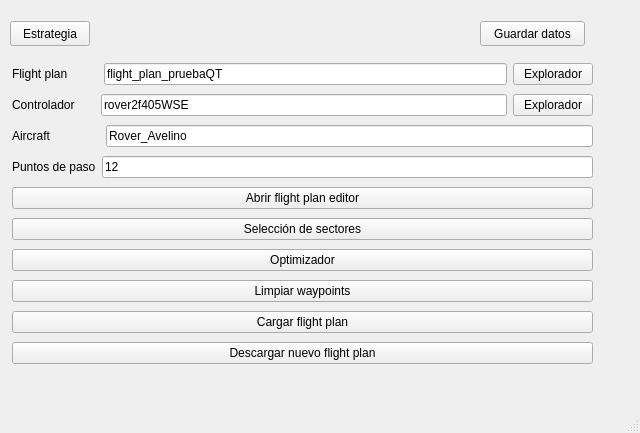
Qt form src/widgets/planificacionwindow.ui (UCM-237/PprzGCS) before a commit.
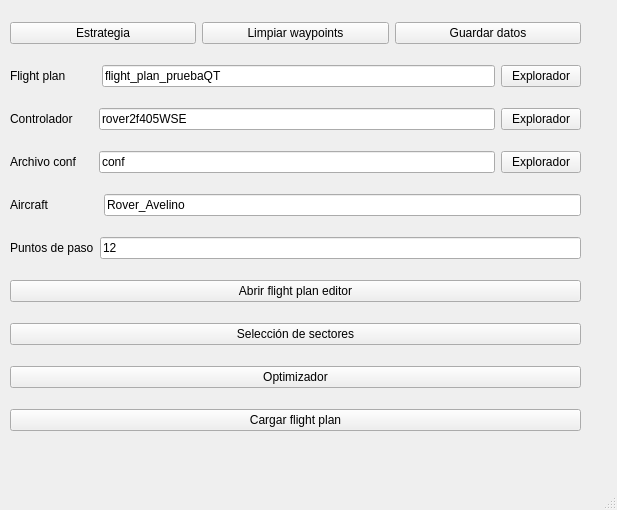
The same form after that commit.

The edit to the form file:
```diff
--- a/src/widgets/planificacionwindow.ui
+++ b/src/widgets/planificacionwindow.ui
@@ -6,47 +6,21 @@
    <rect>
     <x>0</x>
     <y>0</y>
-    <width>640</width>
-    <height>433</height>
+    <width>617</width>
+    <height>510</height>
    </rect>
   </property>
   <property name="windowTitle">
    <string>PlanificacionWindow</string>
   </property>
   <widget class="QWidget" name="centralwidget">
-   <widget class="QPushButton" name="button_estrategia">
-    <property name="geometry">
-     <rect>
-      <x>10</x>
-      <y>21</y>
-      <width>80</width>
-      <height>25</height>
-     </rect>
-    </property>
-    <property name="text">
-     <string>Estrategia</string>
-    </property>
-   </widget>
-   <widget class="QPushButton" name="button_datos">
-    <property name="geometry">
-     <rect>
-      <x>480</x>
-      <y>21</y>
-      <width>105</width>
-      <height>25</height>
-     </rect>
-    </property>
-    <property name="text">
-     <string>Guardar datos</string>
-    </property>
-   </widget>
    <widget class="QWidget" name="layoutWidget">
     <property name="geometry">
      <rect>
-      <x>12</x>
-      <y>60</y>
-      <width>581</width>
-      <height>314</height>
+      <x>10</x>
+      <y>50</y>
+      <width>571</width>
+      <height>401</height>
      </rect>
     </property>
     <layout class="QVBoxLayout" name="verticalLayout">
@@ -100,6 +74,31 @@
        </item>
       </layout>
      </item>
+     <item>
+      <layout class="QHBoxLayout" name="horizontalLayout_5">
+       <item>
+        <widget class="QLabel" name="label_5">
+         <property name="text">
+          <string>Archivo conf     </string>
+         </property>
+        </widget>
+       </item>
+       <item>
+        <widget class="QLineEdit" name="label_conf">
+         <property name="text">
+          <string>conf</string>
+         </property>
+        </widget>
+       </item>
+       <item>
+        <widget class="QPushButton" name="button_abrir_conf">
+         <property name="text">
+          <string>Explorador</string>
+         </property>
+        </widget>
+       </item>
+      </layout>
+     </item>
      <item>
       <layout class="QHBoxLayout" name="horizontalLayout_3">
        <item>
@@ -157,13 +156,6 @@
        </property>
       </widget>
      </item>
-     <item>
-      <widget class="QPushButton" name="button_clear">
-       <property name="text">
-        <string>Limpiar waypoints</string>
-       </property>
-      </widget>
-     </item>
      <item>
       <widget class="QPushButton" name="button_move_wp">
        <property name="text">
@@ -171,10 +163,36 @@
        </property>
       </widget>
      </item>
+    </layout>
+   </widget>
+   <widget class="QWidget" name="">
+    <property name="geometry">
+     <rect>
+      <x>10</x>
+      <y>20</y>
+      <width>571</width>
+      <height>27</height>
+     </rect>
+    </property>
+    <layout class="QHBoxLayout" name="horizontalLayout_6">
      <item>
-      <widget class="QPushButton" name="button_compilacion">
+      <widget class="QPushButton" name="button_estrategia">
        <property name="text">
-        <string>Descargar nuevo flight plan</string>
+        <string>Estrategia</string>
+       </property>
+      </widget>
+     </item>
+     <item>
+      <widget class="QPushButton" name="button_clear">
+       <property name="text">
+        <string>Limpiar waypoints</string>
+       </property>
+      </widget>
+     </item>
+     <item>
+      <widget class="QPushButton" name="button_datos">
+       <property name="text">
+        <string>Guardar datos</string>
        </property>
       </widget>
      </item>
```
Left out of the diff: 2 changed lines with no effect on the pictures.
